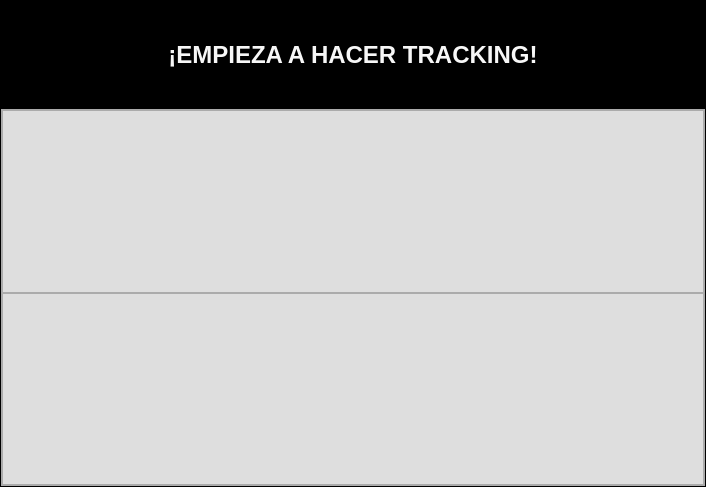
Before: the Qt Designer form Interfaz/gui/Tracking_main.ui in 50DayEmpire/Tracking_Precios, drawn with Qt 5.
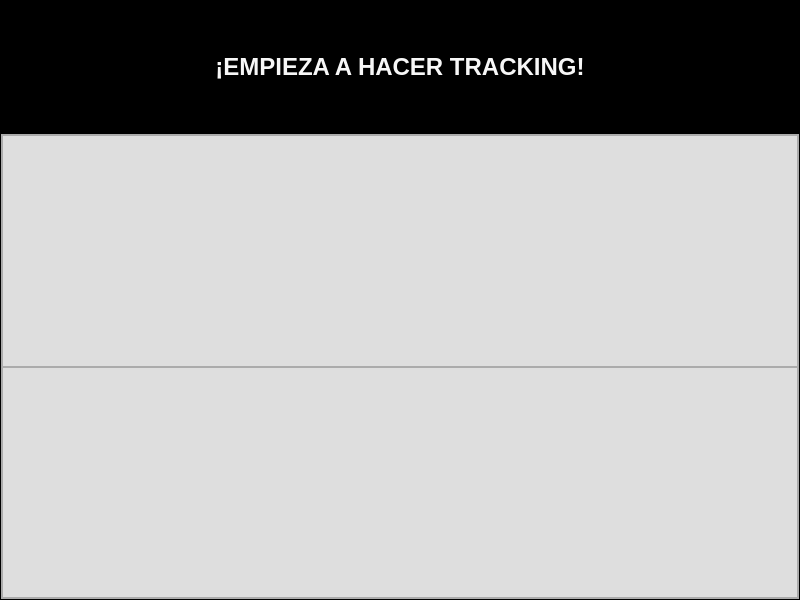
After: the same form once the commit is applied. Icons and pictures are not drawn.

Diff of the .ui file:
```diff
--- a/Interfaz/gui/Tracking_main.ui
+++ b/Interfaz/gui/Tracking_main.ui
@@ -6,10 +6,22 @@
    <rect>
     <x>0</x>
     <y>0</y>
-    <width>706</width>
-    <height>487</height>
+    <width>800</width>
+    <height>600</height>
    </rect>
   </property>
+  <property name="minimumSize">
+   <size>
+    <width>800</width>
+    <height>600</height>
+   </size>
+  </property>
+  <property name="maximumSize">
+   <size>
+    <width>800</width>
+    <height>600</height>
+   </size>
+  </property>
   <property name="windowTitle">
    <string>Fermady Prices</string>
   </property>
```
Left out of the diff: 4 changed lines with no effect on the pictures.
